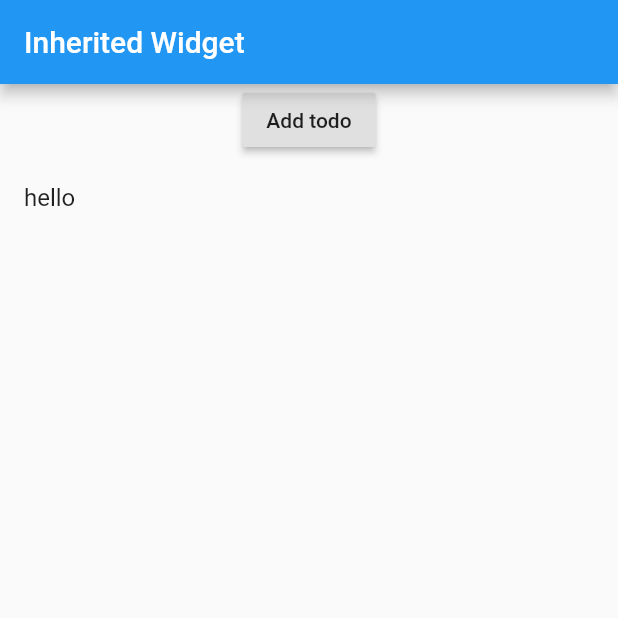
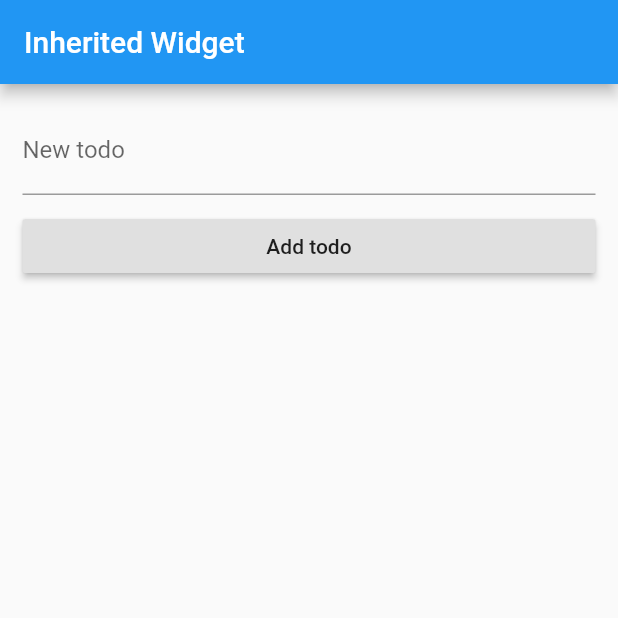
Before and after one commit to rahmanfadhil/flutter_rxjs_demo, a Flutter app: the screen it shows after launch, after a tap on "Add todo", on a phone screen of 412 x 824 dp, the top half of it. Run offline on Flutter 3.47's test engine with Material 2 defaults, Android fonts, the phone set to English and light mode, and no system bars; our stand-ins replace rxdart.

Commit message:
Add todo data based on user input

```diff
--- a/lib/services/todo_service.dart
+++ b/lib/services/todo_service.dart
@@ -8,7 +8,7 @@ class TodoService {
 
   addTodo(String data) {
     final List<String> newTodo = todos;
-    newTodo.add('hello');
+    newTodo.add(data);
     _todos.add(newTodo);
   }
 }
--- a/lib/todos_manager.dart
+++ b/lib/todos_manager.dart
@@ -3,26 +3,60 @@ import 'package:flutter/material.dart';
 import './services/todo_service.dart';
 import './services/main.dart';
 
-class TodosManager extends StatelessWidget {
+class TodosManager extends StatefulWidget {
+  @override
+  State<StatefulWidget> createState() {
+    return _TodosManager();
+  }
+}
+
+class _TodosManager extends State<TodosManager> {
+  final TextEditingController _todosInputController = TextEditingController();
+
+  @override
+  void dispose() {
+    _todosInputController.dispose();
+    super.dispose();
+  }
+
   @override
   Widget build(BuildContext context) {
     final TodoService todoService = StateContainer.of(context).todoService;
 
     return Column(
       children: <Widget>[
-        RaisedButton(
-          child: Text('Add todo'),
-          onPressed: () => todoService.addTodo("hello"),
+        Container(
+          margin: EdgeInsets.all(15.0),
+          child: Column(
+            children: <Widget>[
+              TextField(
+                controller: _todosInputController,
+                decoration: InputDecoration(labelText: "New todo"),
+              ),
+              Container(
+                margin: EdgeInsets.only(top: 10.0),
+                width: double.infinity,
+                child: RaisedButton(
+                  child: Text('Add todo'),
+                  onPressed: () =>
+                      todoService.addTodo(_todosInputController.text),
+                ),
+              ),
+            ],
+          ),
         ),
         StreamBuilder(
           stream: todoService.stream$,
           builder: (BuildContext context, AsyncSnapshot snapshot) {
-            if (snapshot.data != null) {
+            if (snapshot.hasData) {
               return Expanded(
                 child: ListView.builder(
                   itemCount: snapshot.data.length,
                   itemBuilder: (BuildContext context, int index) {
-                    return ListTile(title: Text(snapshot.data[index]));
+                    return ListTile(
+                      title: Text(snapshot.data[index]),
+                      onTap: () {},
+                    );
                   },
                 ),
               );
```
